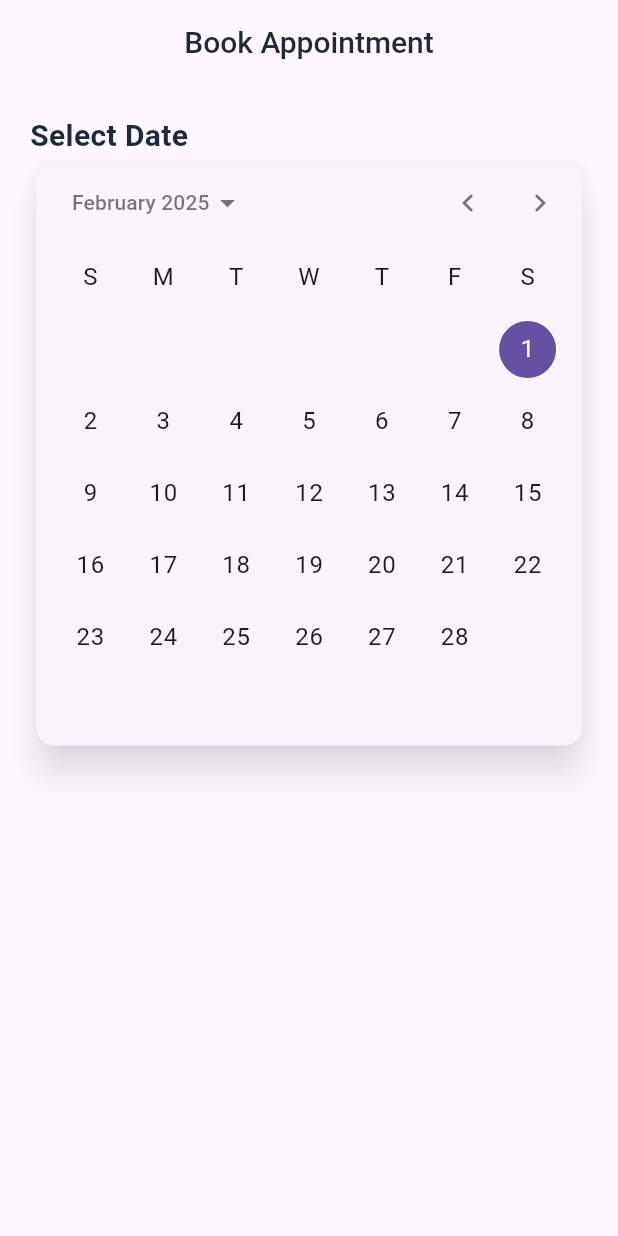
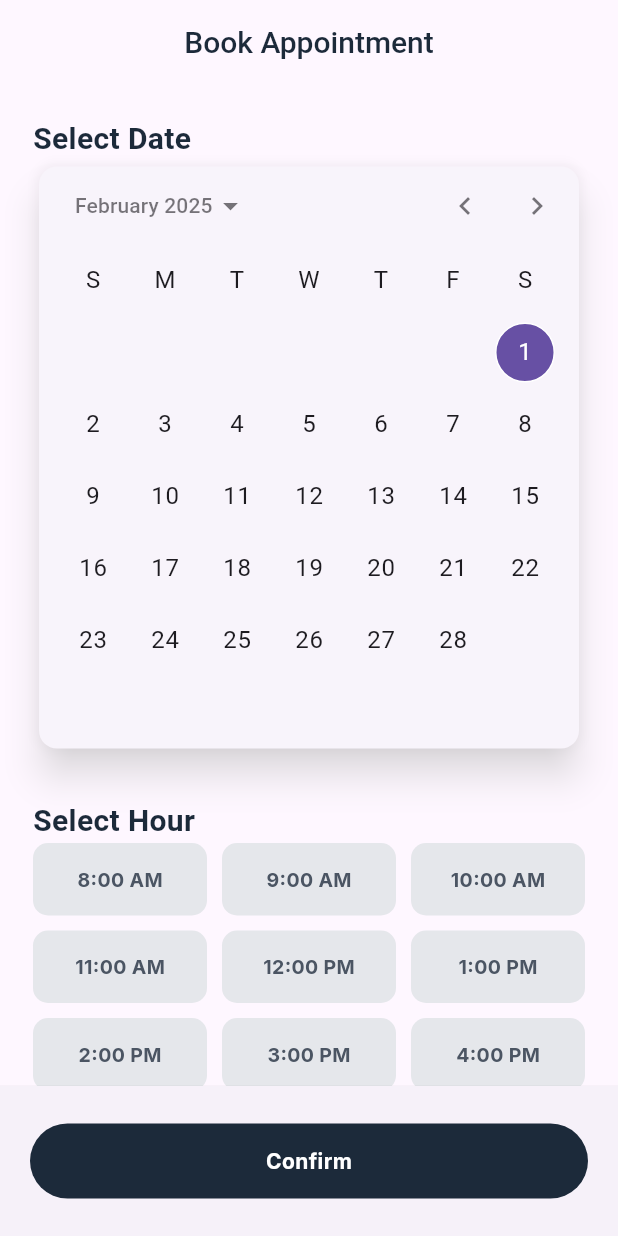
Before and after one commit to adithyanashok/quickCare, a Flutter app: the screen it shows after launch, on a phone screen of 412 x 824 dp. Run offline on Flutter 3.47's test engine with Material 3 defaults, Android fonts, the phone set to English and light mode, and no system bars; drawn by our look-alikes of calendar_date_picker2; our stand-ins replace hexcolor, hugeicons, smooth_page_indicator; missing offline and left inert: animated_rating_stars.

Commit message:
appointment booking done

```diff
--- a/lib/common/widgets/button_widgfet.dart
+++ b/lib/common/widgets/button_widgfet.dart
@@ -46,3 +46,34 @@ class CustomRoundedButton extends StatelessWidget {
     );
   }
 }
+
+class BottomButton extends StatelessWidget {
+  final String name;
+  final VoidCallback onTap;
+  const BottomButton({
+    super.key,
+    required this.name,
+    required this.onTap,
+  });
+
+  @override
+  Widget build(BuildContext context) {
+    return Card(
+      surfaceTintColor: AppColors.grey200,
+      margin: EdgeInsets.all(0),
+      shape: BeveledRectangleBorder(borderRadius: BorderRadius.circular(0)),
+      child: Container(
+        width: double.infinity,
+        padding: EdgeInsets.symmetric(horizontal: 20),
+        height: 100,
+        child: Center(
+          child: CustomRoundedButton(
+            onTap: onTap,
+            name: name,
+            fontWeight: FontWeight.bold,
+          ),
+        ),
+      ),
+    );
+  }
+}
--- /dev/null
+++ b/lib/core/time.dart
@@ -0,0 +1,17 @@
+class TimeData {
+  final String time;
+
+  TimeData(this.time);
+}
+
+final timeList = [
+  TimeData('8:00 AM'),
+  TimeData('9:00 AM'),
+  TimeData('10:00 AM'),
+  TimeData('11:00 AM'),
+  TimeData('12:00 PM'),
+  TimeData('1:00 PM'),
+  TimeData('2:00 PM'),
+  TimeData('3:00 PM'),
+  TimeData('4:00 PM'),
+];
--- a/lib/features/appointment/presentation/appointment_screen.dart
+++ b/lib/features/appointment/presentation/appointment_screen.dart
@@ -1,7 +1,8 @@
-import 'package:calendar_date_picker2/calendar_date_picker2.dart';
 import 'package:flutter/material.dart';
 import 'package:quick_care/common/styles/styles.dart';
-import 'package:quick_care/core/colors.dart';
+import 'package:quick_care/common/widgets/button_widgfet.dart';
+import 'package:quick_care/features/appointment/presentation/widgets/date_picker.dart';
+import 'package:quick_care/features/appointment/presentation/widgets/time_picker.dart';
 
 class AppointmentScreen extends StatelessWidget {
   const AppointmentScreen({super.key});
@@ -18,76 +19,25 @@ class AppointmentScreen extends StatelessWidget {
           ),
         ),
       ),
-      body: ListView(
-        padding: EdgeInsets.all(20),
+      body: Column(
+        mainAxisAlignment: MainAxisAlignment.start,
+        crossAxisAlignment: CrossAxisAlignment.start,
         children: [
-          Text(
-            "Select Date",
-            style: AppTextStyle.titleStyle,
+          Expanded(
+            child: ListView(
+              padding: EdgeInsets.all(22),
+              children: [
+                Text("Select Date", style: AppTextStyle.titleStyle),
+                DatePickerWidget(),
+                SizedBox(height: 30),
+                Text("Select Hour", style: AppTextStyle.titleStyle),
+                TimePickerWidget()
+              ],
+            ),
           ),
-          Card(
-            shadowColor: Colors.white,
-            elevation: 10,
-            surfaceTintColor: Colors.white,
-            child: CalendarDatePicker2(
-              displayedMonthDate: DateTime.now(),
-              config: CalendarDatePicker2Config(
-                calendarType: CalendarDatePicker2Type.single,
-                weekdayLabels: [
-                  "Sun",
-                  "Mon",
-                  "Tue",
-                  "Wed",
-                  "Thu",
-                  "Fri",
-                  "Sat",
-                ],
-                dayBuilder: (
-                    {required date,
-                    decoration,
-                    isDisabled,
-                    isSelected,
-                    isToday,
-                    textStyle}) {
-                  final isWeekEnd = date.weekday == DateTime.saturday ||
-                      date.weekday == DateTime.sunday;
-
-                  return Container(
-                    alignment: Alignment.center,
-                    decoration: BoxDecoration(
-                      color: isSelected == true
-                          ? AppColors.midblue
-                          : isWeekEnd
-                              ? Colors.transparent // Custom color for weekends
-                              : Colors.transparent,
-                      borderRadius: BorderRadius.circular(10),
-                    ),
-                    child: Text(
-                      '${date.day}',
-                      style: TextStyle(
-                        fontWeight: FontWeight.bold,
-                        color: isWeekEnd
-                            ? AppColors.grey400
-                            : isSelected == true
-                                ? Colors.white
-                                : AppColors.blue3,
-                      ),
-                    ),
-                  );
-                },
-                weekdayLabelTextStyle: TextStyle(
-                  color: AppColors.blue2,
-                  fontWeight: FontWeight.bold,
-                ),
-                disableModePicker: true,
-                disableMonthPicker: true,
-                firstDate: DateTime.now(),
-                dayBorderRadius: BorderRadius.circular(10),
-                daySplashColor: Colors.transparent,
-              ),
-              value: [DateTime.now()],
-              onValueChanged: (dates) => [DateTime()] = dates,
-            ),
+          BottomButton(
+            name: "Confirm",
+            onTap: () {},
           ),
         ],
       ),
--- /dev/null
+++ b/lib/features/appointment/presentation/widgets/date_picker.dart
@@ -0,0 +1,77 @@
+import 'package:calendar_date_picker2/calendar_date_picker2.dart';
+import 'package:flutter/material.dart';
+import 'package:quick_care/core/colors.dart';
+
+class DatePickerWidget extends StatelessWidget {
+  const DatePickerWidget({
+    super.key,
+  });
+
+  @override
+  Widget build(BuildContext context) {
+    return Card(
+      shadowColor: Colors.white,
+      elevation: 10,
+      surfaceTintColor: Colors.white,
+      child: CalendarDatePicker2(
+        displayedMonthDate: DateTime.now(),
+        config: CalendarDatePicker2Config(
+          calendarType: CalendarDatePicker2Type.single,
+          weekdayLabels: [
+            "Sun",
+            "Mon",
+            "Tue",
+            "Wed",
+            "Thu",
+            "Fri",
+            "Sat",
+          ],
+          dayBuilder: (
+              {required date,
+              decoration,
+              isDisabled,
+              isSelected,
+              isToday,
+              textStyle}) {
+            final isWeekEnd = date.weekday == DateTime.saturday ||
+                date.weekday == DateTime.sunday;
+
+            return Container(
+              alignment: Alignment.center,
+              decoration: BoxDecoration(
+                color: isSelected == true
+                    ? AppColors.midblue
+                    : isWeekEnd
+                        ? Colors.transparent // Custom color for weekends
+                        : Colors.transparent,
+                borderRadius: BorderRadius.circular(10),
+              ),
+              child: Text(
+                '${date.day}',
+                style: TextStyle(
+                  fontWeight: FontWeight.bold,
+                  color: isWeekEnd
+                      ? AppColors.grey400
+                      : isSelected == true
+                          ? Colors.white
+                          : AppColors.blue3,
+                ),
+              ),
+            );
+          },
+          weekdayLabelTextStyle: TextStyle(
+            color: AppColors.blue2,
+            fontWeight: FontWeight.bold,
+          ),
+          disableModePicker: true,
+          disableMonthPicker: true,
+          firstDate: DateTime.now(),
+          dayBorderRadius: BorderRadius.circular(10),
+          daySplashColor: Colors.transparent,
+        ),
+        value: [DateTime.now()],
+        onValueChanged: (dates) => [DateTime()] = dates,
+      ),
+    );
+  }
+}
--- /dev/null
+++ b/lib/features/appointment/presentation/widgets/time_picker.dart
@@ -0,0 +1,64 @@
+import 'package:flutter/material.dart';
+import 'package:quick_care/common/styles/styles.dart';
+import 'package:quick_care/core/colors.dart';
+import 'package:quick_care/core/time.dart';
+
+class TimePickerWidget extends StatefulWidget {
+  const TimePickerWidget({
+    super.key,
+  });
+
+  @override
+  State<TimePickerWidget> createState() => _TimePickerWidgetState();
+}
+
+class _TimePickerWidgetState extends State<TimePickerWidget> {
+  String? selectedTime;
+  @override
+  Widget build(BuildContext context) {
+    return SizedBox(
+      height: 260,
+      child: GridView.builder(
+        itemCount: timeList.length,
+        physics: NeverScrollableScrollPhysics(),
+        gridDelegate: SliverGridDelegateWithFixedCrossAxisCount(
+          crossAxisCount: 3,
+          crossAxisSpacing: 10,
+          mainAxisSpacing: 10,
+          childAspectRatio: 2.4,
+        ),
+        itemBuilder: (context, index) {
+          final time = timeList[index];
+          return InkWell(
+            onTap: () {
+              setState(() {
+                selectedTime = time.time;
+              });
+            },
+            child: Container(
+              decoration: BoxDecoration(
+                borderRadius: BorderRadius.circular(10),
+                color: selectedTime == time.time
+                    ? AppColors.midblue
+                    : AppColors.grey200,
+              ),
+              padding: EdgeInsets.all(15),
+              child: Center(
+                child: Text(
+                  time.time,
+                  style: AppTextStyle.descriptionStyle.copyWith(
+                    fontWeight: FontWeight.bold,
+                    fontSize: 13,
+                    color: selectedTime == time.time
+                        ? Colors.white
+                        : AppColors.grey600,
+                  ),
+                ),
+              ),
+            ),
+          );
+        },
+      ),
+    );
+  }
+}
--- a/lib/features/doctor_details/presentation/doctor_details_screen.dart
+++ b/lib/features/doctor_details/presentation/doctor_details_screen.dart
@@ -93,23 +93,9 @@ class DoctorDetailsScreen extends StatelessWidget {
               ],
             ),
           ),
-          Card(
-            surfaceTintColor: AppColors.grey200,
-            margin: EdgeInsets.all(0),
-            shape:
-                BeveledRectangleBorder(borderRadius: BorderRadius.circular(0)),
-            child: Container(
-              width: double.infinity,
-              padding: EdgeInsets.symmetric(horizontal: 20),
-              height: 100,
-              child: Center(
-                child: CustomRoundedButton(
-                  onTap: () {},
-                  name: "Book Appointment",
-                  fontWeight: FontWeight.bold,
-                ),
-              ),
-            ),
+          BottomButton(
+            name: "Book Appointment",
+            onTap: () {},
           ),
         ],
       ),
--- a/lib/main.dart
+++ b/lib/main.dart
@@ -1,6 +1,5 @@
 import 'package:flutter/material.dart';
 import 'package:quick_care/features/appointment/presentation/appointment_screen.dart';
-import 'package:quick_care/features/doctor_details/presentation/doctor_details_screen.dart';
 
 void main() {
   runApp(const MyApp());
```
